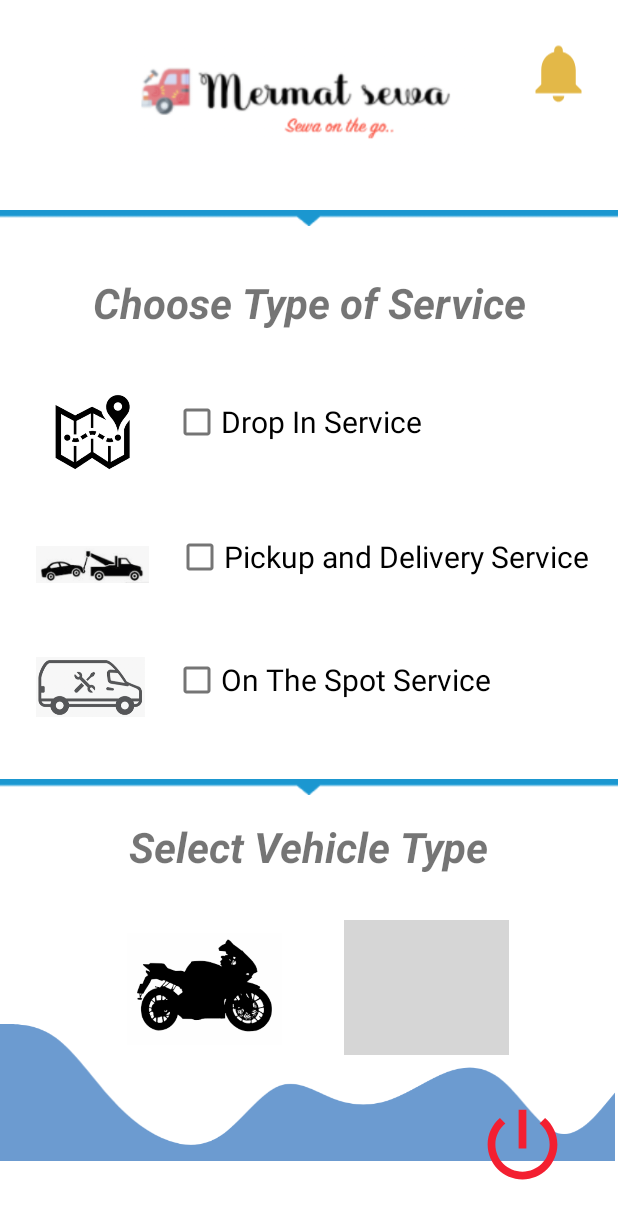
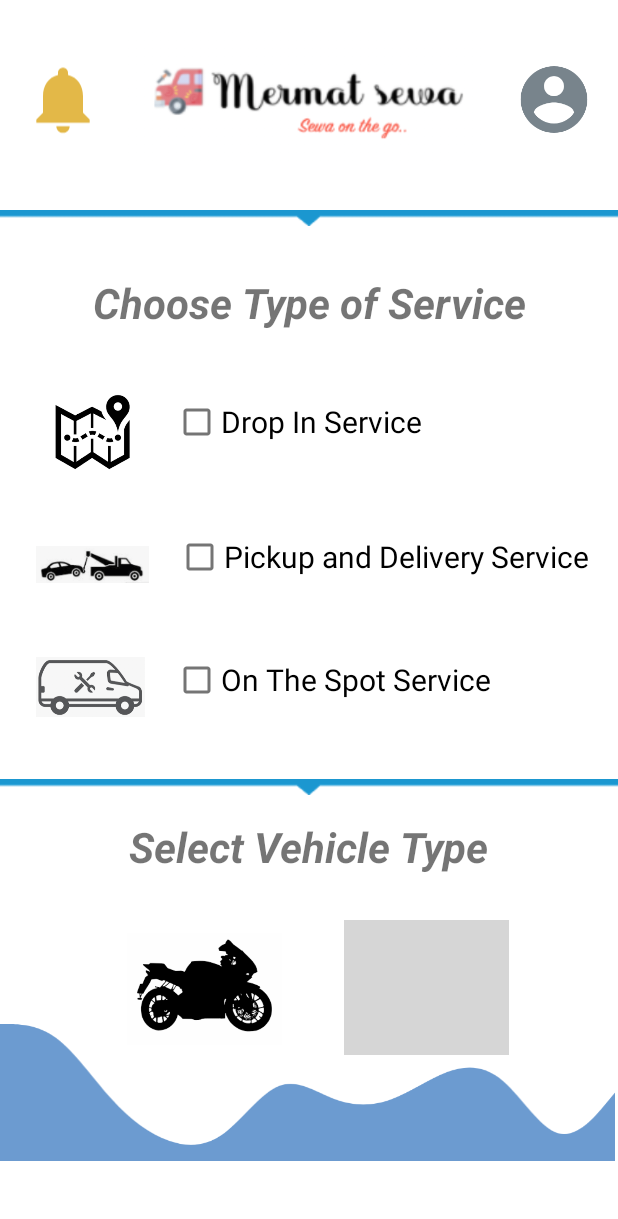
Before and after one commit to aashikmajhi/MarmatSewa, an Android app: the user_dashboard screen opened directly, with no data from a screen before it, on a phone screen of 412 x 824 dp. Shown: the top 1219 px of the screen. Run offline under Robolectric (Android 15) with nearby library versions, the phone set to English and light mode, and no system bars; 1 statement that could not run was skipped; grey boxes are pictures that could not be loaded.

Commit message:
updates on userprofile

```diff
--- a/MarmatSewa_app/app/src/main/res/layout/activity_user_registration.xml
+++ b/MarmatSewa_app/app/src/main/res/layout/activity_user_registration.xml
@@ -293,11 +293,12 @@
         android:layout_height="77dp"
         app:layout_constraintBottom_toBottomOf="parent"
         app:layout_constraintEnd_toEndOf="parent"
-        app:layout_constraintHorizontal_bias="0.827"
+        app:layout_constraintHorizontal_bias="0.83"
         app:layout_constraintStart_toStartOf="parent"
         app:layout_constraintTop_toTopOf="parent"
-        app:layout_constraintVertical_bias="0.975"
+        app:layout_constraintVertical_bias="1.0"
         app:srcCompat="@drawable/enter2" />
+
     <RadioGroup
         android:id="@+id/genderGrp"
         android:layout_width="wrap_content"
--- a/MarmatSewa_app/app/src/main/res/layout/user_dashboard.xml
+++ b/MarmatSewa_app/app/src/main/res/layout/user_dashboard.xml
@@ -20,18 +20,31 @@
         app:layout_constraintVertical_bias="0.171"
         app:srcCompat="@drawable/divider" />
 
+
     <ImageView
         android:id="@+id/btnNotification"
-        android:layout_width="46dp"
-        android:layout_height="60dp"
+        android:layout_width="53dp"
+        android:layout_height="62dp"
         app:layout_constraintBottom_toBottomOf="parent"
         app:layout_constraintEnd_toEndOf="parent"
-        app:layout_constraintHorizontal_bias="0.954"
+        app:layout_constraintHorizontal_bias="0.043"
         app:layout_constraintStart_toStartOf="parent"
         app:layout_constraintTop_toTopOf="parent"
-        app:layout_constraintVertical_bias="0.024"
+        app:layout_constraintVertical_bias="0.046"
         app:srcCompat="@drawable/notifications" />
 
+
+    <ImageView
+        android:id="@+id/btnUserProfile"
+        android:layout_width="53dp"
+        android:layout_height="62dp"
+        app:layout_constraintBottom_toBottomOf="parent"
+        app:layout_constraintEnd_toEndOf="parent"
+        app:layout_constraintHorizontal_bias="0.955"
+        app:layout_constraintStart_toStartOf="parent"
+        app:layout_constraintTop_toTopOf="parent"
+        app:layout_constraintVertical_bias="0.046"
+        app:srcCompat="@drawable/ic_user_profile" />
 
     <ImageView
         android:id="@+id/imageView4"
@@ -39,7 +52,7 @@
         android:layout_height="93dp"
         app:layout_constraintBottom_toBottomOf="parent"
         app:layout_constraintEnd_toEndOf="parent"
-        app:layout_constraintHorizontal_bias="0.436"
+        app:layout_constraintHorizontal_bias="0.49"
         app:layout_constraintStart_toStartOf="parent"
         app:layout_constraintTop_toTopOf="parent"
         app:layout_constraintVertical_bias="0.025"
@@ -202,18 +215,7 @@
         app:layout_constraintTop_toTopOf="parent"
         app:srcCompat="@drawable/ic_login_wave" />
 
-    <ImageView
-        android:id="@+id/userLogout"
-        android:layout_width="67dp"
-        android:layout_height="62dp"
-        android:layout_gravity="bottom"
-        android:src="@drawable/ic_logout"
-        app:layout_constraintBottom_toBottomOf="parent"
-        app:layout_constraintEnd_toEndOf="parent"
-        app:layout_constraintHorizontal_bias="0.912"
-        app:layout_constraintStart_toStartOf="parent"
-        app:layout_constraintTop_toTopOf="parent"
-        app:layout_constraintVertical_bias="0.961" />
+
 
 
 </androidx.constraintlayout.widget.ConstraintLayout>
```
Also changed, not shown: MarmatSewa_app/app/src/main/AndroidManifest.xml (+6 -10 lines), MarmatSewa_app/app/src/main/java/com/example/marmatsewa/UserInterface/user_profile_view.java (+7 -0 lines), MarmatSewa_app/app/src/main/res/layout/activity_user_profile_view.xml (+136 -0 lines), MarmatSewa_app/app/src/main/res/drawable/logoutimg.png.
